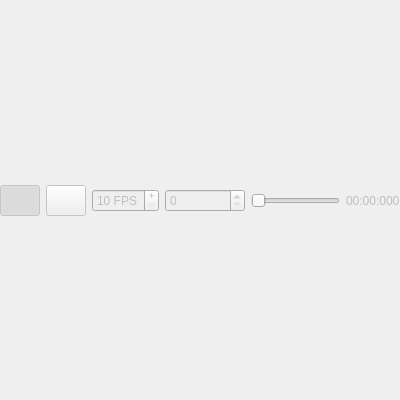
Before: the Qt Designer form pyforms/Controls/ControlPlayer/video.ui in UmSenhorQualquer/pyforms, drawn with Qt 5.
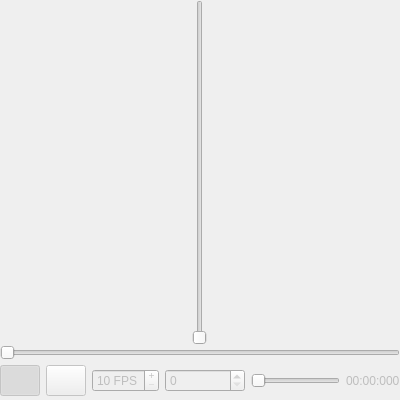
After: the same form once the commit is applied. Icons and pictures are not drawn.

```diff
--- a/pyforms/Controls/ControlPlayer/video.ui
+++ b/pyforms/Controls/ControlPlayer/video.ui
@@ -39,7 +39,34 @@
     <number>0</number>
    </property>
    <item>
-    <layout class="QVBoxLayout" name="videoLayout"/>
+    <layout class="QHBoxLayout" name="horizontalLayout_3">
+     <property name="sizeConstraint">
+      <enum>QLayout::SetDefaultConstraint</enum>
+     </property>
+     <item>
+      <layout class="QVBoxLayout" name="videoLayout"/>
+     </item>
+     <item>
+      <widget class="QSlider" name="verticalSlider">
+       <property name="maximum">
+        <number>90</number>
+       </property>
+       <property name="orientation">
+        <enum>Qt::Vertical</enum>
+       </property>
+      </widget>
+     </item>
+    </layout>
+   </item>
+   <item>
+    <widget class="QSlider" name="horizontalSlider">
+     <property name="maximum">
+      <number>360</number>
+     </property>
+     <property name="orientation">
+      <enum>Qt::Horizontal</enum>
+     </property>
+    </widget>
    </item>
    <item>
     <widget class="QFrame" name="videoControl">
```
